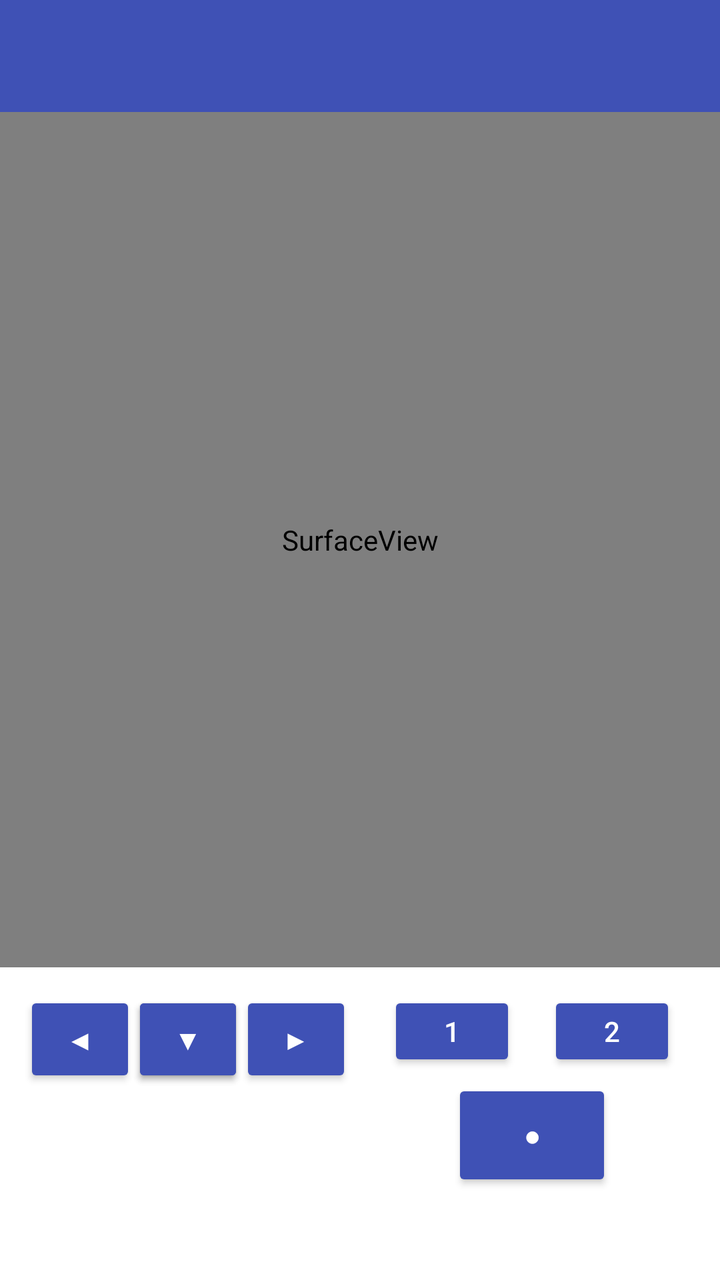
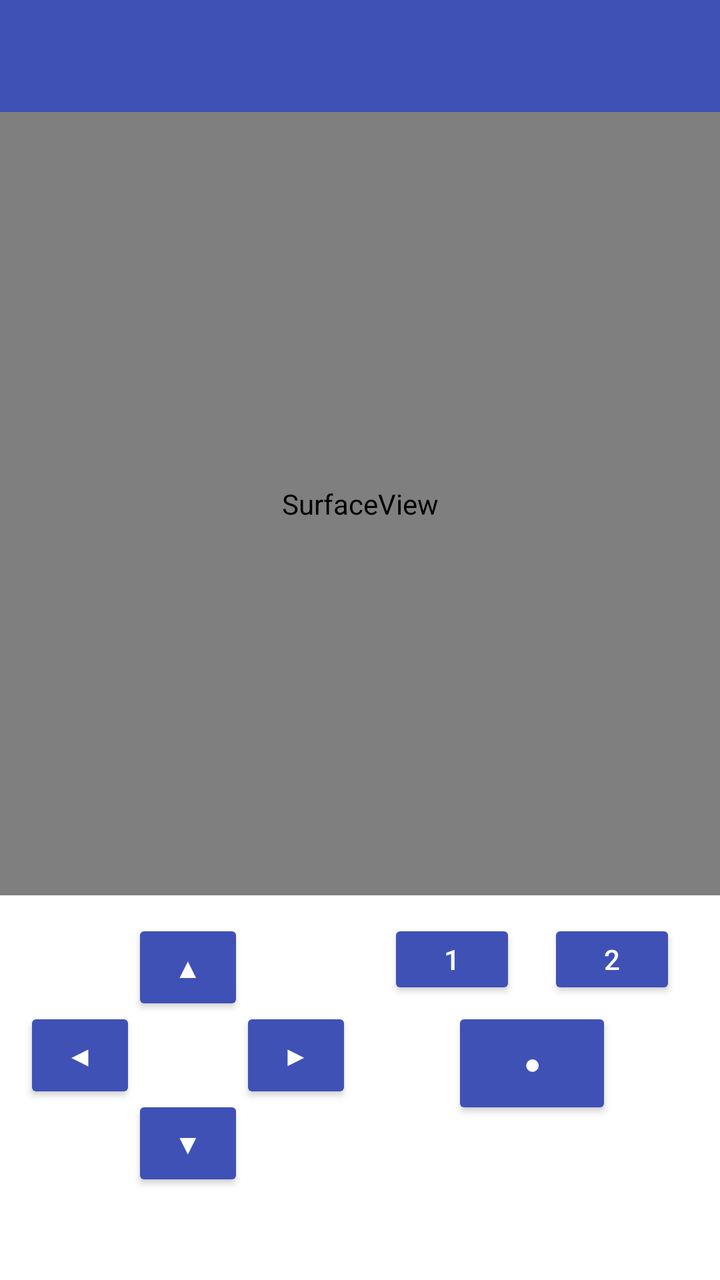

Screens rendered from an Android XML layout before and after an edit, with the pre-edit source and the edit as a unified diff.
<!-- AndroidManifest.xml: application theme Theme.PocketHLE -->
<!-- res/layout/activity_game.xml -->
<?xml version="1.0" encoding="utf-8"?>
<LinearLayout
    xmlns:android="http://schemas.android.com/apk/res/android"
    xmlns:app="http://schemas.android.com/apk/res-auto"
    android:layout_width="match_parent"
    android:layout_height="match_parent"
    android:orientation="vertical">

    <androidx.appcompat.widget.Toolbar
        android:id="@+id/toolbar"
        android:layout_width="match_parent"
        android:layout_height="?attr/actionBarSize"
        android:background="?attr/colorPrimary"
        app:popupTheme="@style/ThemeOverlay.AppCompat.Light" />

    <FrameLayout
        android:layout_width="match_parent"
        android:layout_height="0dp"
        android:layout_weight="1"
        android:background="@android:color/black">

        <SurfaceView
            android:id="@+id/surface"
            android:layout_width="match_parent"
            android:layout_height="match_parent" />

        <ProgressBar
            android:id="@+id/progress"
            android:layout_width="wrap_content"
            android:layout_height="wrap_content"
            android:layout_gravity="center" />
    </FrameLayout>

    
    <LinearLayout
        android:layout_width="match_parent"
        android:layout_height="wrap_content"
        android:orientation="horizontal"
        android:padding="8dp">

        
        <FrameLayout
            android:layout_width="0dp"
            android:layout_height="wrap_content"
            android:layout_weight="1"
            android:padding="4dp">

            <Button
                android:id="@+id/btn_up"
                style="?android:attr/buttonStyleSmall"
                android:layout_width="56dp"
                android:layout_height="48dp"
                android:layout_gravity="center_horizontal|top"
                android:contentDescription="@string/dpad_up"
                android:text="@string/dpad_up_glyph" />

            <Button
                android:id="@+id/btn_down"
                style="?android:attr/buttonStyleSmall"
                android:layout_width="56dp"
                android:layout_height="48dp"
                android:layout_gravity="center_horizontal|bottom"
                android:contentDescription="@string/dpad_down"
                android:text="@string/dpad_down_glyph" />

            <Button
                android:id="@+id/btn_left"
                style="?android:attr/buttonStyleSmall"
                android:layout_width="56dp"
                android:layout_height="48dp"
                android:layout_gravity="start|center_vertical"
                android:contentDescription="@string/dpad_left"
                android:text="@string/dpad_left_glyph" />

            <Button
                android:id="@+id/btn_right"
                style="?android:attr/buttonStyleSmall"
                android:layout_width="56dp"
                android:layout_height="48dp"
                android:layout_gravity="end|center_vertical"
                android:contentDescription="@string/dpad_right"
                android:text="@string/dpad_right_glyph" />
        </FrameLayout>

        
        <LinearLayout
            android:layout_width="0dp"
            android:layout_height="wrap_content"
            android:layout_weight="1"
            android:gravity="center"
            android:orientation="vertical"
            android:padding="4dp">

            <LinearLayout
                android:layout_width="match_parent"
                android:layout_height="wrap_content"
                android:gravity="center"
                android:orientation="horizontal">

                <Button
                    android:id="@+id/btn_soft1"
                    style="?android:attr/buttonStyleSmall"
                    android:layout_width="64dp"
                    android:layout_height="40dp"
                    android:layout_marginEnd="8dp"
                    android:text="@string/soft1_label" />

                <Button
                    android:id="@+id/btn_soft2"
                    style="?android:attr/buttonStyleSmall"
                    android:layout_width="64dp"
                    android:layout_height="40dp"
                    android:layout_marginStart="8dp"
                    android:text="@string/soft2_label" />
            </LinearLayout>

            <Button
                android:id="@+id/btn_action"
                style="?android:attr/buttonStyleSmall"
                android:layout_width="80dp"
                android:layout_height="56dp"
                android:layout_marginTop="4dp"
                android:contentDescription="@string/action_button"
                android:text="@string/action_button_glyph" />
        </LinearLayout>
    </LinearLayout>

    <TextView
        android:id="@+id/status"
        android:layout_width="match_parent"
        android:layout_height="wrap_content"
        android:background="?attr/colorSurface"
        android:fontFamily="monospace"
        android:maxLines="6"
        android:padding="8dp"
        android:scrollbars="vertical"
        android:textColor="?android:attr/textColorPrimary"
        android:textSize="12sp" />
</LinearLayout>
<!-- resources referenced by this layout -->
<resources>
  <string name="action_button">Action</string>
  <string name="action_button_glyph">●</string>
  <string name="dpad_down">D-pad down</string>
  <string name="dpad_down_glyph">▼</string>
  <string name="dpad_left">D-pad left</string>
  <string name="dpad_left_glyph">◀</string>
  <string name="dpad_right">D-pad right</string>
  <string name="dpad_right_glyph">▶</string>
  <string name="dpad_up">D-pad up</string>
  <string name="dpad_up_glyph">▲</string>
  <string name="soft1_label">1</string>
  <string name="soft2_label">2</string>
  <style name="Theme.PocketHLE" parent="Theme.MaterialComponents.DayNight.NoActionBar">
          <item name="colorPrimary">@color/primary</item>
          <item name="colorPrimaryVariant">@color/primary_dark</item>
          <item name="colorOnPrimary">#FFFFFF</item>
          <item name="colorSecondary">@color/accent</item>
          <item name="colorOnSecondary">#FFFFFF</item>
          <item name="android:statusBarColor" tools:targetApi="21">@color/primary_dark</item>
          <item name="android:windowBackground">?attr/colorSurface</item>
      </style>
  <color name="primary">#3F51B5</color>
  <color name="primary_dark">#303F9F</color>
  <color name="accent">#FF4081</color>
</resources>

<!-- the commit's change to res/layout/activity_game.xml (unified diff, before → after) -->
@@ -43,6 +43,7 @@
             android:layout_width="0dp"
             android:layout_height="wrap_content"
             android:layout_weight="1"
+            android:minHeight="144dp"
             android:padding="4dp">
 
             <Button
